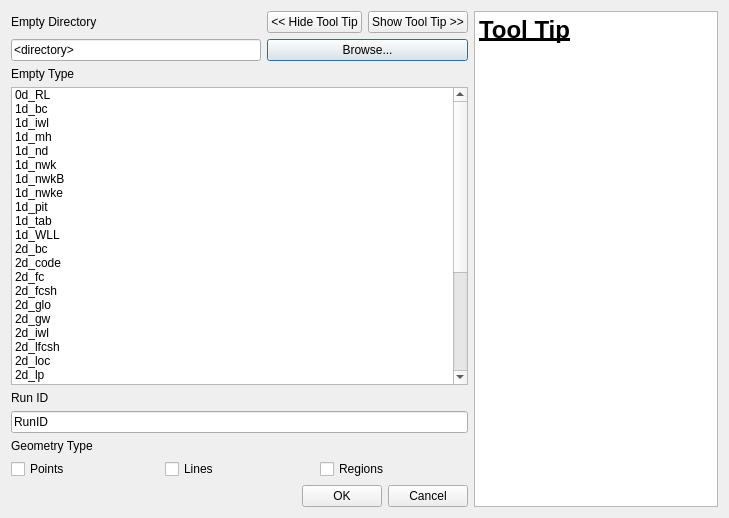
Before: the Qt Designer form tuflow/forms/ui_tuflowqgis_import_empties.ui in TUFLOW-Support/QGIS-TUFLOW-Plugin, drawn with Qt 5.
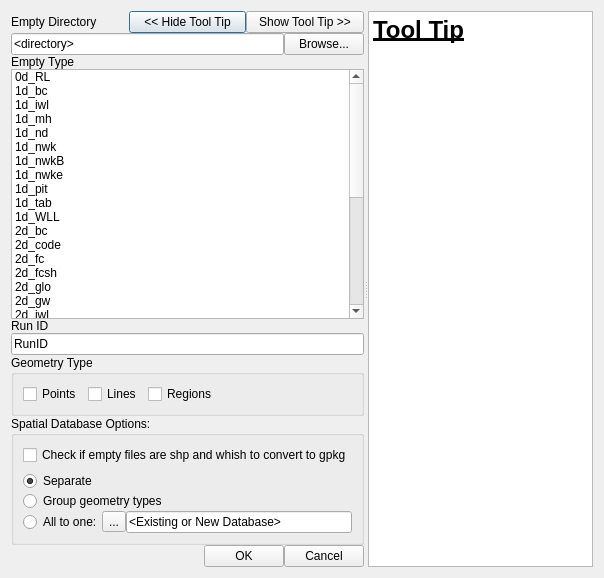
After: the same form once the commit is applied.

```diff
--- a/tuflow/forms/ui_tuflowqgis_import_empties.ui
+++ b/tuflow/forms/ui_tuflowqgis_import_empties.ui
@@ -2,18 +2,12 @@
 <ui version="4.0">
  <class>tuflowqgis_import_empty</class>
  <widget class="QDialog" name="tuflowqgis_import_empty">
-  <property name="windowModality">
-   <enum>Qt::ApplicationModal</enum>
-  </property>
-  <property name="enabled">
-   <bool>true</bool>
-  </property>
   <property name="geometry">
    <rect>
     <x>0</x>
     <y>0</y>
-    <width>729</width>
-    <height>518</height>
+    <width>604</width>
+    <height>572</height>
    </rect>
   </property>
   <property name="mouseTracking">
@@ -22,73 +16,45 @@
   <property name="windowTitle">
    <string>Import TUFLOW Empty File</string>
   </property>
-  <layout class="QGridLayout" name="gridLayout_2">
-   <item row="0" column="1">
-    <widget class="QTextBrowser" name="teToolTip">
-     <property name="html">
-      <string>&lt;!DOCTYPE HTML PUBLIC &quot;-//W3C//DTD HTML 4.0//EN&quot; &quot;http://www.w3.org/TR/REC-html40/strict.dtd&quot;&gt;
-&lt;html&gt;&lt;head&gt;&lt;meta name=&quot;qrichtext&quot; content=&quot;1&quot; /&gt;&lt;style type=&quot;text/css&quot;&gt;
-p, li { white-space: pre-wrap; }
-&lt;/style&gt;&lt;/head&gt;&lt;body style=&quot; font-family:'MS Shell Dlg 2'; font-size:8.25pt; font-weight:400; font-style:normal;&quot;&gt;
-&lt;p style=&quot; margin-top:0px; margin-bottom:0px; margin-left:0px; margin-right:0px; -qt-block-indent:0; text-indent:0px;&quot;&gt;&lt;span style=&quot; font-size:18pt; font-weight:600; text-decoration: underline;&quot;&gt;Tool Tip&lt;/span&gt;&lt;/p&gt;&lt;/body&gt;&lt;/html&gt;</string>
+  <layout class="QVBoxLayout" name="verticalLayout_3">
+   <item>
+    <widget class="QSplitter" name="splitter">
+     <property name="orientation">
+      <enum>Qt::Horizontal</enum>
      </property>
-     <property name="openExternalLinks">
-      <bool>true</bool>
-     </property>
-    </widget>
-   </item>
-   <item row="0" column="0">
-    <layout class="QGridLayout" name="gridLayout">
-     <item row="2" column="0">
-      <widget class="QLabel" name="label2">
-       <property name="text">
-        <string>Empty Type</string>
-       </property>
-      </widget>
-     </item>
-     <item row="5" column="0" colspan="3">
-      <widget class="QLineEdit" name="txtRunID">
-       <property name="text">
-        <string>RunID</string>
-       </property>
-       <property name="readOnly">
-        <bool>false</bool>
-       </property>
-      </widget>
-     </item>
-     <item row="0" column="0">
+     <widget class="QWidget" name="verticalLayoutWidget">
+      <layout class="QVBoxLayout" name="verticalLayout">
+       <property name="spacing">
+        <number>0</number>
+       </property>
+       <item>
+        <layout class="QHBoxLayout" name="horizontalLayout">
+         <item>
       <widget class="QLabel" name="label1">
        <property name="text">
         <string>Empty Directory</string>
        </property>
       </widget>
      </item>
-     <item row="7" column="0" colspan="3">
-      <layout class="QHBoxLayout" name="horizontalLayout">
        <item>
-        <widget class="QCheckBox" name="checkPoint">
+          <widget class="QPushButton" name="pbHideToolTip">
          <property name="text">
-          <string>Points</string>
+            <string>&lt;&lt; Hide Tool Tip</string>
          </property>
         </widget>
        </item>
        <item>
-        <widget class="QCheckBox" name="checkLine">
+          <widget class="QPushButton" name="pbShowToolTip">
          <property name="text">
-          <string>Lines</string>
-         </property>
-        </widget>
-       </item>
-       <item>
-        <widget class="QCheckBox" name="checkRegion">
-         <property name="text">
-          <string>Regions</string>
+            <string>Show Tool Tip &gt;&gt;</string>
          </property>
         </widget>
        </item>
       </layout>
      </item>
-     <item row="1" column="0">
+       <item>
+        <layout class="QHBoxLayout" name="horizontalLayout_2">
+         <item>
       <widget class="QLineEdit" name="emptydir">
        <property name="minimumSize">
         <size>
@@ -104,22 +70,42 @@
        </property>
       </widget>
      </item>
-     <item row="6" column="0">
-      <widget class="QLabel" name="label4">
-       <property name="text">
-        <string>Geometry Type</string>
-       </property>
-      </widget>
-     </item>
-     <item row="1" column="1" colspan="2">
+         <item>
       <widget class="QPushButton" name="browsedir">
        <property name="text">
         <string>Browse...</string>
        </property>
       </widget>
      </item>
-     <item row="3" column="0" colspan="3">
+        </layout>
+       </item>
+       <item>
+        <layout class="QHBoxLayout" name="horizontalLayout_3">
+         <item>
+          <widget class="QLabel" name="label2">
+           <property name="text">
+            <string>Empty Type</string>
+           </property>
+          </widget>
+         </item>
+        </layout>
+       </item>
+       <item>
+        <layout class="QHBoxLayout" name="horizontalLayout_4">
+         <item>
       <widget class="QListWidget" name="emptyType">
+           <property name="minimumSize">
+            <size>
+             <width>0</width>
+             <height>250</height>
+            </size>
+           </property>
+           <property name="baseSize">
+            <size>
+             <width>0</width>
+             <height>0</height>
+            </size>
+           </property>
        <property name="selectionMode">
         <enum>QAbstractItemView::ExtendedSelection</enum>
        </property>
@@ -290,33 +276,64 @@
        </item>
       </widget>
      </item>
-     <item row="0" column="1" colspan="2">
-      <layout class="QHBoxLayout" name="horizontalLayout_2">
-       <item>
-        <widget class="QPushButton" name="pbHideToolTip">
-         <property name="text">
-          <string>&lt;&lt; Hide Tool Tip</string>
-         </property>
-        </widget>
-       </item>
-       <item>
-        <widget class="QPushButton" name="pbShowToolTip">
-         <property name="text">
-          <string>Show Tool Tip &gt;&gt;</string>
-         </property>
-        </widget>
-       </item>
-      </layout>
-     </item>
-     <item row="4" column="0">
+        </layout>
+       </item>
+       <item>
+        <layout class="QHBoxLayout" name="horizontalLayout_6">
+         <item>
       <widget class="QLabel" name="label3">
        <property name="text">
         <string>Run ID</string>
        </property>
       </widget>
      </item>
-     <item row="8" column="0" colspan="3">
-      <layout class="QHBoxLayout" name="horizontalLayout_4">
+        </layout>
+       </item>
+       <item>
+        <layout class="QHBoxLayout" name="horizontalLayout_5">
+         <item>
+          <widget class="QLineEdit" name="txtRunID">
+           <property name="text">
+            <string>RunID</string>
+           </property>
+           <property name="readOnly">
+            <bool>false</bool>
+           </property>
+          </widget>
+         </item>
+        </layout>
+       </item>
+       <item>
+        <layout class="QHBoxLayout" name="horizontalLayout_7">
+         <item>
+          <widget class="QGroupBox" name="groupBox_2">
+           <property name="title">
+            <string>Geometry Type</string>
+           </property>
+           <layout class="QVBoxLayout" name="verticalLayout_5">
+            <item>
+             <layout class="QHBoxLayout" name="horizontalLayout_8">
+              <item>
+               <widget class="QCheckBox" name="checkPoint">
+                <property name="text">
+                 <string>Points</string>
+                </property>
+               </widget>
+              </item>
+              <item>
+               <widget class="QCheckBox" name="checkLine">
+                <property name="text">
+                 <string>Lines</string>
+                </property>
+               </widget>
+              </item>
+              <item>
+               <widget class="QCheckBox" name="checkRegion">
+                <property name="text">
+                 <string>Regions</string>
+                </property>
+               </widget>
+              </item>
        <item>
         <spacer name="horizontalSpacer">
          <property name="orientation">
@@ -324,7 +341,147 @@
          </property>
          <property name="sizeHint" stdset="0">
           <size>
-           <width>40</width>
+                  <width>0</width>
+                  <height>20</height>
+                 </size>
+                </property>
+               </spacer>
+              </item>
+             </layout>
+            </item>
+           </layout>
+          </widget>
+         </item>
+        </layout>
+       </item>
+       <item>
+        <layout class="QHBoxLayout" name="horizontalLayout_9">
+         <item>
+          <widget class="QGroupBox" name="gbSpatialDatabaseOptions">
+           <property name="title">
+            <string>Spatial Database Options:</string>
+           </property>
+           <layout class="QVBoxLayout" name="verticalLayout_4">
+            <property name="spacing">
+             <number>6</number>
+            </property>
+            <item>
+             <widget class="QCheckBox" name="cbConvertToDb">
+              <property name="text">
+               <string>Check if empty files are shp and whish to convert to gpkg</string>
+              </property>
+             </widget>
+            </item>
+            <item>
+             <layout class="QVBoxLayout" name="verticalLayout_2">
+              <property name="spacing">
+               <number>0</number>
+              </property>
+              <item>
+               <layout class="QHBoxLayout" name="horizontalLayout_10">
+                <property name="spacing">
+                 <number>0</number>
+                </property>
+                <item>
+                 <widget class="QRadioButton" name="rbDatabaseSeparate">
+                  <property name="text">
+                   <string>Separate</string>
+                  </property>
+                  <property name="checked">
+                   <bool>true</bool>
+                  </property>
+                  <attribute name="buttonGroup">
+                   <string notr="true">buttonGroup</string>
+                  </attribute>
+                 </widget>
+                </item>
+               </layout>
+              </item>
+              <item>
+               <layout class="QHBoxLayout" name="horizontalLayout_19">
+                <property name="spacing">
+                 <number>0</number>
+                </property>
+                <item>
+                 <widget class="QRadioButton" name="rbDatabaseGrouped">
+                  <property name="text">
+                   <string>Group geometry types</string>
+                  </property>
+                  <attribute name="buttonGroup">
+                   <string notr="true">buttonGroup</string>
+                  </attribute>
+                 </widget>
+                </item>
+               </layout>
+              </item>
+              <item>
+               <layout class="QHBoxLayout" name="horizontalLayout_20">
+                <property name="spacing">
+                 <number>0</number>
+                </property>
+                <item>
+                 <widget class="QRadioButton" name="rbDatabaseOne">
+                  <property name="text">
+                   <string>All to one:</string>
+                  </property>
+                  <attribute name="buttonGroup">
+                   <string notr="true">buttonGroup</string>
+                  </attribute>
+                 </widget>
+                </item>
+                <item>
+                 <layout class="QHBoxLayout" name="horizontalLayout_21">
+                  <property name="spacing">
+                   <number>0</number>
+                  </property>
+                  <item>
+                   <widget class="QToolButton" name="btnDatabaseBrowse">
+                    <property name="text">
+                     <string>...</string>
+                    </property>
+                   </widget>
+                  </item>
+                  <item>
+                   <widget class="QLineEdit" name="leDatabaseBrowse">
+                    <property name="text">
+                     <string>&lt;Existing or New Database&gt;</string>
+                    </property>
+                   </widget>
+                  </item>
+                 </layout>
+                </item>
+               </layout>
+              </item>
+             </layout>
+            </item>
+           </layout>
+          </widget>
+         </item>
+        </layout>
+       </item>
+       <item>
+        <spacer name="verticalSpacer">
+         <property name="orientation">
+          <enum>Qt::Vertical</enum>
+         </property>
+         <property name="sizeHint" stdset="0">
+          <size>
+           <width>20</width>
+           <height>0</height>
+          </size>
+         </property>
+        </spacer>
+       </item>
+       <item>
+        <layout class="QHBoxLayout" name="horizontalLayout_12">
+         <item>
+          <spacer name="horizontalSpacer_3">
+           <property name="orientation">
+            <enum>Qt::Horizontal</enum>
+           </property>
+           <property name="sizeHint" stdset="0">
+            <size>
+             <width>0</width>
            <height>20</height>
           </size>
          </property>
@@ -347,6 +504,26 @@
       </layout>
      </item>
     </layout>
+     </widget>
+     <widget class="QWidget" name="verticalLayoutWidget_2">
+      <layout class="QHBoxLayout" name="horizontalLayout_13">
+       <item>
+        <widget class="QTextBrowser" name="teToolTip">
+         <property name="html">
+          <string>&lt;!DOCTYPE HTML PUBLIC &quot;-//W3C//DTD HTML 4.0//EN&quot; &quot;http://www.w3.org/TR/REC-html40/strict.dtd&quot;&gt;
+&lt;html&gt;&lt;head&gt;&lt;meta name=&quot;qrichtext&quot; content=&quot;1&quot; /&gt;&lt;style type=&quot;text/css&quot;&gt;
+p, li { white-space: pre-wrap; }
+&lt;/style&gt;&lt;/head&gt;&lt;body style=&quot; font-family:'MS Shell Dlg 2'; font-size:8.25pt; font-weight:400; font-style:normal;&quot;&gt;
+&lt;p style=&quot; margin-top:0px; margin-bottom:0px; margin-left:0px; margin-right:0px; -qt-block-indent:0; text-indent:0px;&quot;&gt;&lt;span style=&quot; font-size:18pt; font-weight:600; text-decoration: underline;&quot;&gt;Tool Tip&lt;/span&gt;&lt;/p&gt;&lt;/body&gt;&lt;/html&gt;</string>
+         </property>
+         <property name="openExternalLinks">
+          <bool>true</bool>
+         </property>
+        </widget>
+       </item>
+      </layout>
+     </widget>
+    </widget>
    </item>
   </layout>
  </widget>
```
Left out of the diff: 8 changed lines with no effect on the pictures. Lines whose indentation alone changed are shown as unchanged.
